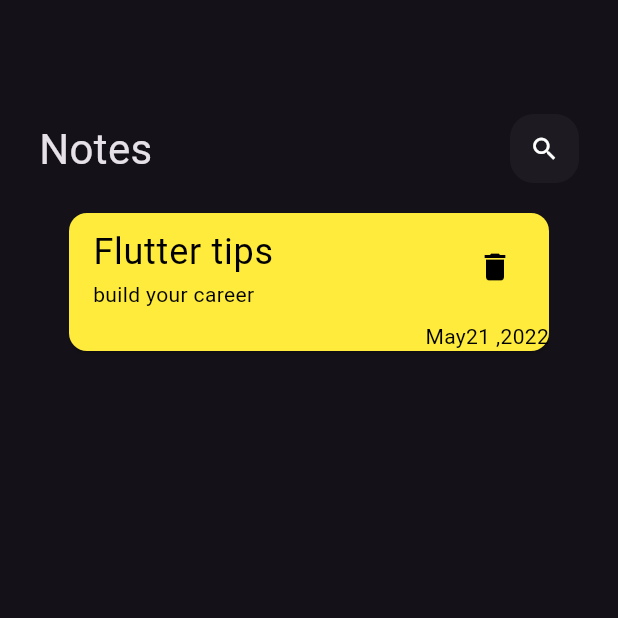
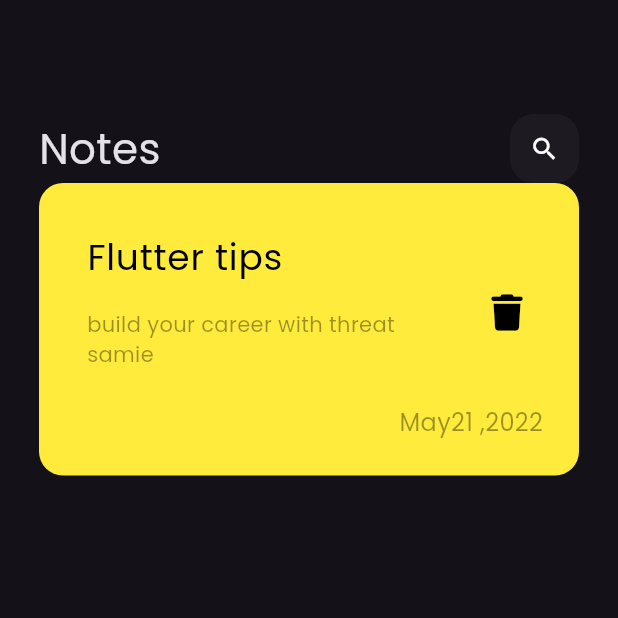
Before and after one commit to ELSAYED265/note_app, a Flutter app: the screen it shows after launch, on a phone screen of 412 x 824 dp, the top half of it. Run offline on Flutter 3.47's test engine with Material 3 defaults, Android fonts, the phone set to English and light mode, and no system bars; our stand-ins replace font_awesome_flutter.

Commit message:
custom_note_item.dart

```diff
--- a/lib/main.dart
+++ b/lib/main.dart
@@ -9,6 +9,9 @@ class NotesApp extends StatelessWidget {
   const NotesApp({super.key});
   @override
   Widget build(BuildContext context) {
-    return MaterialApp(home: NotesView(), theme: ThemeData.dark());
+    return MaterialApp(
+      home: NotesView(),
+      theme: ThemeData(brightness: Brightness.dark, fontFamily: 'Poppins'),
+    );
   }
 }
--- /dev/null
+++ b/lib/widgets/custom_note_item.dart
@@ -0,0 +1,50 @@
+import 'package:flutter/material.dart';
+import 'package:font_awesome_flutter/font_awesome_flutter.dart';
+
+class NoteItems extends StatelessWidget {
+  const NoteItems({super.key});
+
+  @override
+  Widget build(BuildContext context) {
+    return Container(
+      padding: const EdgeInsets.only(top: 24, bottom: 24, left: 16),
+      decoration: BoxDecoration(
+        color: Colors.yellow,
+        borderRadius: BorderRadius.circular(16),
+      ),
+      child: Column(
+        crossAxisAlignment: CrossAxisAlignment.end,
+        children: [
+          ListTile(
+            title: Text(
+              "Flutter tips ",
+              style: TextStyle(fontSize: 24, color: Colors.black),
+            ),
+            subtitle: Padding(
+              padding: const EdgeInsets.only(top: 16, bottom: 16),
+              child: Text(
+                "build your career with threat samie",
+                style: TextStyle(color: Colors.black.withAlpha(100)),
+              ),
+            ),
+            trailing: IconButton(
+              onPressed: () {},
+              color: Colors.black,
+              icon: Icon(FontAwesomeIcons.trash, size: 24),
+            ),
+          ),
+          Padding(
+            padding: const EdgeInsets.only(right: 24),
+            child: Text(
+              "May21 ,2022",
+              style: TextStyle(
+                color: Colors.black.withAlpha(100),
+                fontSize: 16,
+              ),
+            ),
+          ),
+        ],
+      ),
+    );
+  }
+}
--- a/lib/widgets/notes_view_body.dart
+++ b/lib/widgets/notes_view_body.dart
@@ -1,6 +1,8 @@
 import 'package:flutter/material.dart';
+import 'package:font_awesome_flutter/font_awesome_flutter.dart';
 
 import 'custom_appBer.dart';
+import 'custom_note_item.dart';
 
 class NotesViewBody extends StatelessWidget {
   const NotesViewBody({super.key});
@@ -15,34 +17,3 @@ class NotesViewBody extends StatelessWidget {
     );
   }
 }
-
-class NoteItems extends StatelessWidget {
-  const NoteItems({super.key});
-
-  @override
-  Widget build(BuildContext context) {
-    return Padding(
-      padding: const EdgeInsets.all(16),
-      child: Card(
-        color: Colors.yellow,
-        child: Column(
-          crossAxisAlignment: CrossAxisAlignment.end,
-          children: [
-            ListTile(
-              title: Text(
-                "Flutter tips ",
-                style: TextStyle(fontSize: 24, color: Colors.black),
-              ),
-              subtitle: Text(
-                "build your career",
-                style: TextStyle(color: Colors.black),
-              ),
-              trailing: Icon(Icons.delete, color: Colors.black),
-            ),
-            Text("May21 ,2022", style: TextStyle(color: Colors.black)),
-          ],
-        ),
-      ),
-    );
-  }
-}
```
Also changed, not shown: pubspec.yaml (+5 -7 lines), pubspec.lock.
